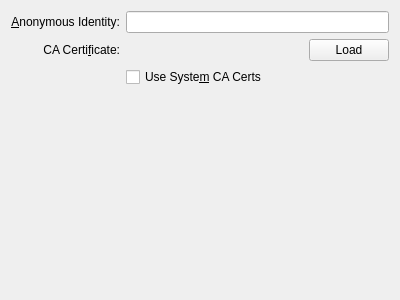
Above: libs/ui/security/eapmethodttlsbase.ui from KDE/networkmanagement before the change. Below: the same form after it.
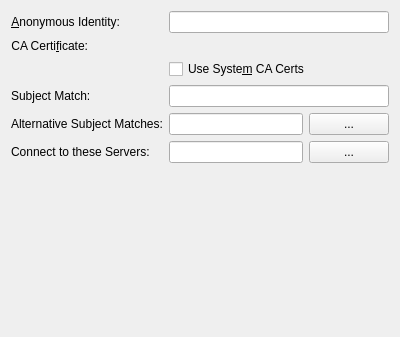
That is the form after the change. Custom widgets are drawn as their Qt base class.

Patch:
```diff
--- a/libs/ui/security/eapmethodttlsbase.ui
+++ b/libs/ui/security/eapmethodttlsbase.ui
@@ -7,12 +7,12 @@
     <x>0</x>
     <y>0</y>
     <width>400</width>
-    <height>300</height>
+    <height>337</height>
    </rect>
   </property>
   <layout class="QVBoxLayout" name="verticalLayout">
    <item>
-    <layout class="QGridLayout" name="gridLayout">
+    <layout class="QFormLayout" name="formLayout">
      <item row="0" column="0">
       <widget class="QLabel" name="label">
        <property name="text">
@@ -38,10 +38,13 @@
         <set>Qt::AlignRight|Qt::AlignTrailing|Qt::AlignVCenter</set>
        </property>
        <property name="buddy">
-        <cstring>caCertLoad</cstring>
+        <cstring>kurCaCert</cstring>
        </property>
       </widget>
      </item>
+     <item row="1" column="1">
+      <widget class="KUrlRequester" name="kurCaCert"/>
+     </item>
      <item row="2" column="1">
       <widget class="QCheckBox" name="chkUseSystemCaCerts">
        <property name="text">
@@ -49,41 +52,65 @@
        </property>
       </widget>
      </item>
-     <item row="1" column="1">
+     <item row="3" column="0">
+      <widget class="QLabel" name="lblSubjectMatch">
+       <property name="text">
+        <string>Subject Match:</string>
+       </property>
+      </widget>
+     </item>
+     <item row="3" column="1">
+      <widget class="KLineEdit" name="leSubjectMatch">
+       <property name="toolTip">
+        <string>Only connect to servers whose certificate's subject matches this. For the syntax see the wpa_supplicant documentation.</string>
+       </property>
+      </widget>
+     </item>
+     <item row="4" column="0">
+      <widget class="QLabel" name="lblAltSubjectMatches">
+       <property name="text">
+        <string>Alternative Subject Matches:</string>
+       </property>
+      </widget>
+     </item>
+     <item row="4" column="1">
       <layout class="QHBoxLayout" name="horizontalLayout">
        <item>
-        <widget class="KLed" name="caCertLed">
-         <property name="sizePolicy">
-          <sizepolicy hsizetype="Fixed" vsizetype="Fixed">
-           <horstretch>0</horstretch>
-           <verstretch>0</verstretch>
-          </sizepolicy>
+        <widget class="QLineEdit" name="leAltSubjectMatches">
+         <property name="toolTip">
+          <string>Only connect to servers whose certificate's alternative subject contains at least one of the entries. For the syntax see the wpa_supplicant documentation. Use ',' to separate entries.</string>
          </property>
-         <property name="state">
-          <enum>KLed::Off</enum>
-         </property>
-         <property name="look">
-          <enum>KLed::Flat</enum>
-         </property>
         </widget>
        </item>
        <item>
-        <widget class="QLabel" name="caCertLoadedLabel">
+        <widget class="KPushButton" name="altSubjectMatchesMoreBtn">
          <property name="text">
-          <string/>
+          <string>...</string>
          </property>
         </widget>
        </item>
+      </layout>
+     </item>
+     <item row="5" column="0">
+      <widget class="QLabel" name="lblConnectToTheseServers">
+       <property name="text">
+        <string>Connect to these Servers:</string>
+       </property>
+      </widget>
+     </item>
+     <item row="5" column="1">
+      <layout class="QHBoxLayout" name="horizontalLayout_1">
        <item>
-        <widget class="KPushButton" name="caCertLoad">
-         <property name="sizePolicy">
-          <sizepolicy hsizetype="Fixed" vsizetype="Fixed">
-           <horstretch>0</horstretch>
-           <verstretch>0</verstretch>
-          </sizepolicy>
+        <widget class="KLineEdit" name="leConnectToTheseServers">
+         <property name="toolTip">
+          <string>Only connect to these servers. Use ',' to separate entries.</string>
          </property>
+        </widget>
+       </item>
+       <item>
+        <widget class="KPushButton" name="connectToTheseServersMoreBtn">
          <property name="text">
-          <string>Load</string>
+          <string>...</string>
          </property>
         </widget>
        </item>
@@ -108,9 +135,9 @@
  </widget>
  <customwidgets>
   <customwidget>
-   <class>KLed</class>
-   <extends>QWidget</extends>
-   <header>kled.h</header>
+   <class>KUrlRequester</class>
+   <extends>QFrame</extends>
+   <header>kurlrequester.h</header>
   </customwidget>
   <customwidget>
    <class>KPushButton</class>
```
Left out of the diff: 10 changed lines with no effect on the pictures.
